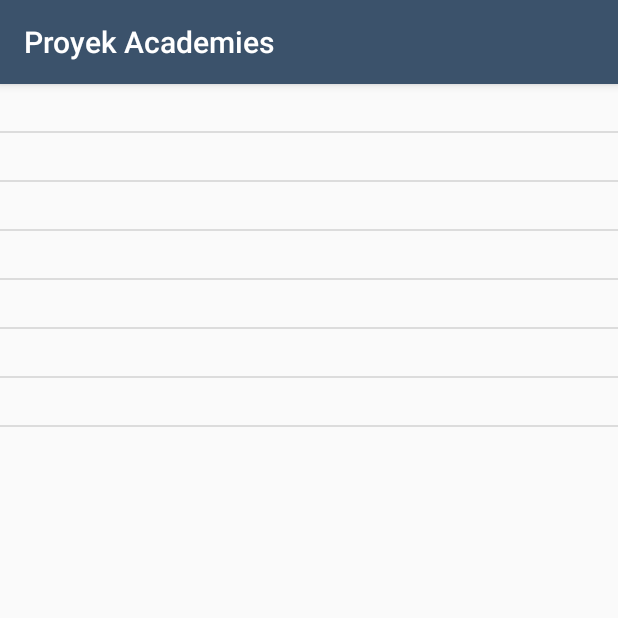
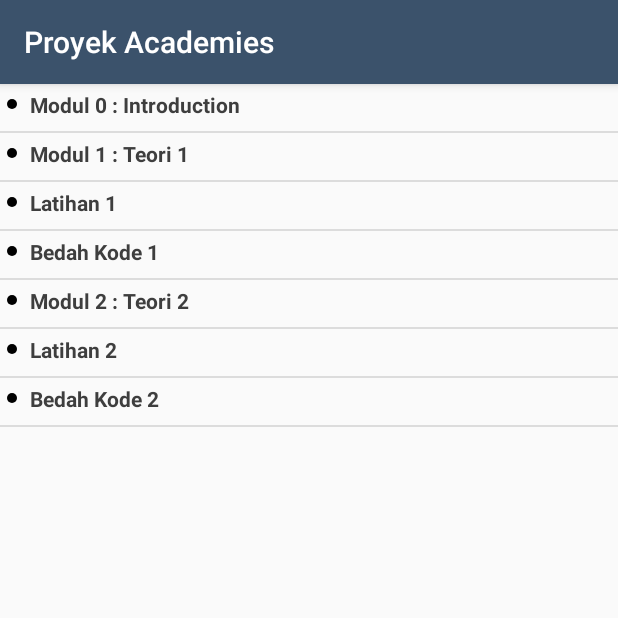
Before and after one commit to f1dz/Jetpack-Academy-Project, an Android app: the fragment ModuleListFragment placed in its activity, on a phone screen of 412 x 824 dp, the top half of it. Run offline under Robolectric (Android 15) with nearby library versions, the phone set to English and light mode, and no system bars.

Commit message:
Add ViewModel

```diff
--- a/app/src/main/java/in/khofid/academy/data/ContentEntity.java
+++ b/app/src/main/java/in/khofid/academy/data/ContentEntity.java
@@ -7,7 +7,7 @@ public class ContentEntity {
         this.mContent = mContent;
     }
 
-    public String getmContent() {
+    public String getContent() {
         return mContent;
     }
 
--- a/app/src/main/java/in/khofid/academy/data/ModuleEntity.java
+++ b/app/src/main/java/in/khofid/academy/data/ModuleEntity.java
@@ -33,7 +33,7 @@ public class ModuleEntity {
     }
 
     public String getTitle() {
-        return mTitle;
+        return this.mTitle;
     }
 
     public void setTitle(String title) {
--- a/app/src/main/java/in/khofid/academy/ui/reader/CourseReaderActivity.java
+++ b/app/src/main/java/in/khofid/academy/ui/reader/CourseReaderActivity.java
@@ -5,6 +5,7 @@ import android.os.Bundle;
 import androidx.appcompat.app.AppCompatActivity;
 import androidx.fragment.app.Fragment;
 import androidx.fragment.app.FragmentTransaction;
+import androidx.lifecycle.ViewModelProviders;
 
 import in.khofid.academy.R;
 import in.khofid.academy.ui.reader.content.ModuleContentFragment;
@@ -13,16 +14,20 @@ import in.khofid.academy.ui.reader.list.ModuleListFragment;
 public class CourseReaderActivity extends AppCompatActivity implements CourseReaderCallback {
 
     public static final String EXTRA_COURSE_ID = "extra_course_id";
+    private CourseReaderViewModel viewModel;
 
     @Override
     protected void onCreate(Bundle savedInstanceState) {
         super.onCreate(savedInstanceState);
         setContentView(R.layout.activity_course_reader);
 
+        viewModel = ViewModelProviders.of(this).get(CourseReaderViewModel.class);
+
         Bundle bundle = getIntent().getExtras();
         if(bundle != null) {
             String courseId = bundle.getString(EXTRA_COURSE_ID);
             if(courseId != null) {
+                viewModel.setCourseId(courseId);
                 populateFragment();
             }
         }
@@ -31,7 +36,7 @@ public class CourseReaderActivity extends AppCompatActivity implements CourseRea
     private void populateFragment() {
         FragmentTransaction fragmentTransaction = getSupportFragmentManager().beginTransaction();
         Fragment fragment = getSupportFragmentManager().findFragmentByTag(ModuleListFragment.TAG);
-        if(fragment != null) {
+        if(fragment == null) {
             fragment = ModuleListFragment.newInstance();
             fragmentTransaction.add(R.id.frame_container, fragment, ModuleListFragment.TAG);
             fragmentTransaction.addToBackStack(null);
--- /dev/null
+++ b/app/src/main/java/in/khofid/academy/ui/reader/CourseReaderViewModel.java
@@ -0,0 +1,41 @@
+package in.khofid.academy.ui.reader;
+
+import androidx.lifecycle.ViewModel;
+
+import java.util.ArrayList;
+
+import in.khofid.academy.data.ContentEntity;
+import in.khofid.academy.data.ModuleEntity;
+import in.khofid.academy.utils.DataDummy;
+
+public class CourseReaderViewModel extends ViewModel {
+
+    private String courseId;
+    private String moduleId;
+
+    public ArrayList<ModuleEntity> getModules() {
+        return DataDummy.generateDummyModules(courseId);
+    }
+
+    public void setCourseId(String courseId) {
+        this.courseId = courseId;
+    }
+
+    public ModuleEntity getSelectedModule() {
+        ModuleEntity module = null;
+        for (int i = 0; i < getModules().size(); i++) {
+            if (getModules().get(i).getModuleId().equals(moduleId)) {
+                module = getModules().get(i);
+
+                module.contentEntity = new ContentEntity("<h3 class=\\\"fr-text-bordered\\\">" + module.getTitle() + "</h3><p>Lorem ipsum dolor sit amet, consectetur adipiscing elit, sed do eiusmod tempor incididunt ut labore et dolore magna aliqua. Ut enim ad minim veniam, quis nostrud exercitation ullamco laboris nisi ut aliquip ex ea commodo consequat. Duis aute irure dolor in reprehenderit in voluptate velit esse cillum dolore eu fugiat nulla pariatur. Excepteur sint occaecat cupidatat non proident, sunt in culpa qui officia deserunt mollit anim id est laborum.</p>");
+                break;
+            }
+        }
+        return module;
+    }
+
+    public void setSelectedModule(String moduleId) {
+        this.moduleId = moduleId;
+    }
+
+}
--- a/app/src/main/java/in/khofid/academy/ui/reader/list/ModuleListAdapter.java
+++ b/app/src/main/java/in/khofid/academy/ui/reader/list/ModuleListAdapter.java
@@ -26,7 +26,7 @@ public class ModuleListAdapter extends RecyclerView.Adapter<RecyclerView.ViewHol
     @NonNull
     @Override
     public RecyclerView.ViewHolder onCreateViewHolder(@NonNull ViewGroup parent, int viewType) {
-        View view = LayoutInflater.from(parent.getContext()).inflate(R.layout.items_module_list, parent, false);
+        View view = LayoutInflater.from(parent.getContext()).inflate(R.layout.items_module_list_custom, parent, false);
         return new ModuleViewHolder(view);
     }
 
@@ -57,7 +57,7 @@ public class ModuleListAdapter extends RecyclerView.Adapter<RecyclerView.ViewHol
 
         public ModuleViewHolder(@NonNull View itemView) {
             super(itemView);
-            textTitle = itemView.findViewById(R.id.text_title);
+            textTitle = itemView.findViewById(R.id.text_module_title);
             textLastSeen = itemView.findViewById(R.id.text_last_seen);
         }
 
--- a/app/src/main/java/in/khofid/academy/ui/reader/list/ModuleListFragment.java
+++ b/app/src/main/java/in/khofid/academy/ui/reader/list/ModuleListFragment.java
@@ -11,6 +11,7 @@ import android.widget.ProgressBar;
 import androidx.annotation.NonNull;
 import androidx.annotation.Nullable;
 import androidx.fragment.app.Fragment;
+import androidx.lifecycle.ViewModelProviders;
 import androidx.recyclerview.widget.DividerItemDecoration;
 import androidx.recyclerview.widget.LinearLayoutManager;
 import androidx.recyclerview.widget.RecyclerView;
@@ -21,7 +22,7 @@ import in.khofid.academy.R;
 import in.khofid.academy.data.ModuleEntity;
 import in.khofid.academy.ui.reader.CourseReaderActivity;
 import in.khofid.academy.ui.reader.CourseReaderCallback;
-import in.khofid.academy.utils.DataDummy;
+import in.khofid.academy.ui.reader.CourseReaderViewModel;
 
 
 /**
@@ -34,6 +35,7 @@ public class ModuleListFragment extends Fragment implements MyAdapterClickListen
     private CourseReaderCallback courseReaderCallback;
     private RecyclerView recyclerView;
     private ProgressBar progressBar;
+    private CourseReaderViewModel viewModel;
 
     public ModuleListFragment() {
         // Required empty public constructor
@@ -61,8 +63,9 @@ public class ModuleListFragment extends Fragment implements MyAdapterClickListen
     public void onActivityCreated(@Nullable Bundle savedInstanceState) {
         super.onActivityCreated(savedInstanceState);
         if(getActivity() != null) {
+            viewModel = ViewModelProviders.of(getActivity()).get(CourseReaderViewModel.class);
             adapter = new ModuleListAdapter(this);
-            populateRecyclerView(DataDummy.generateDummyModules("a14"));
+            populateRecyclerView(viewModel.getModules());
         }
     }
 
@@ -85,6 +88,7 @@ public class ModuleListFragment extends Fragment implements MyAdapterClickListen
     @Override
     public void onItemClicked(int position, String moduleId) {
         courseReaderCallback.moveTo(position, moduleId);
+        viewModel.setSelectedModule(moduleId);
     }
 
 
--- /dev/null
+++ b/app/src/main/res/layout/items_module_list_custom.xml
@@ -0,0 +1,53 @@
+<?xml version="1.0" encoding="utf-8"?>
+<LinearLayout xmlns:android="http://schemas.android.com/apk/res/android"
+    xmlns:app="http://schemas.android.com/apk/res-auto"
+    xmlns:tools="http://schemas.android.com/tools"
+    android:layout_width="match_parent"
+    android:layout_height="wrap_content"
+    android:layout_margin="4dp"
+    android:orientation="vertical">
+
+    <LinearLayout
+        android:layout_width="match_parent"
+        android:layout_height="match_parent"
+        android:layout_marginBottom="4dp"
+        android:orientation="horizontal"
+        tools:ignore="UseCompoundDrawables">
+
+        <ImageView
+            android:id="@+id/imageView"
+            android:layout_width="8dp"
+            android:layout_height="8dp"
+            android:layout_gravity="center"
+            app:srcCompat="@drawable/ic_circle_black"
+            tools:ignore="ContentDescription" />
+
+        <TextView
+            android:id="@+id/text_module_title"
+            android:layout_width="0dp"
+            android:layout_height="wrap_content"
+            android:layout_gravity="center"
+            android:layout_marginStart="8dp"
+            android:layout_weight="2"
+            android:ellipsize="end"
+            android:textColor="@color/colorText"
+            android:textSize="14sp"
+            android:textStyle="bold"
+            tools:text="@string/example" />
+
+        <TextView
+            android:id="@+id/text_last_seen"
+            android:layout_width="0dp"
+            android:layout_height="wrap_content"
+            android:layout_gravity="center"
+            android:layout_marginStart="8dp"
+            android:layout_weight="1"
+            android:gravity="right"
+            android:paddingRight="4dp"
+            android:text="@string/last_seen"
+            android:textColor="@color/colorAccent"
+            android:textSize="14sp"
+            android:visibility="gone"
+            tools:ignore="RtlHardcoded,RtlSymmetry" />
+    </LinearLayout>
+</LinearLayout>
```
Also changed, not shown: app/src/main/java/in/khofid/academy/ui/academy/AcademyFragment.java (+11 -2 lines), app/src/main/java/in/khofid/academy/ui/academy/AcademyViewModel.java (added, +15 -0 lines), app/src/main/java/in/khofid/academy/ui/bookmark/BookmarkAdapter.java (+4 -3 lines), app/src/main/java/in/khofid/academy/ui/bookmark/BookmarkFragment.java (+10 -2 lines), app/src/main/java/in/khofid/academy/ui/bookmark/BookmarkViewModel.java (added, +15 -0 lines), app/src/main/java/in/khofid/academy/ui/detail/DetailCourseActivity.java (+17 -7 lines), app/src/main/java/in/khofid/academy/ui/detail/DetailCourseViewModel.java (added, +38 -0 lines), app/src/main/java/in/khofid/academy/ui/reader/content/ModuleContentFragment.java (+9 -5 lines).
